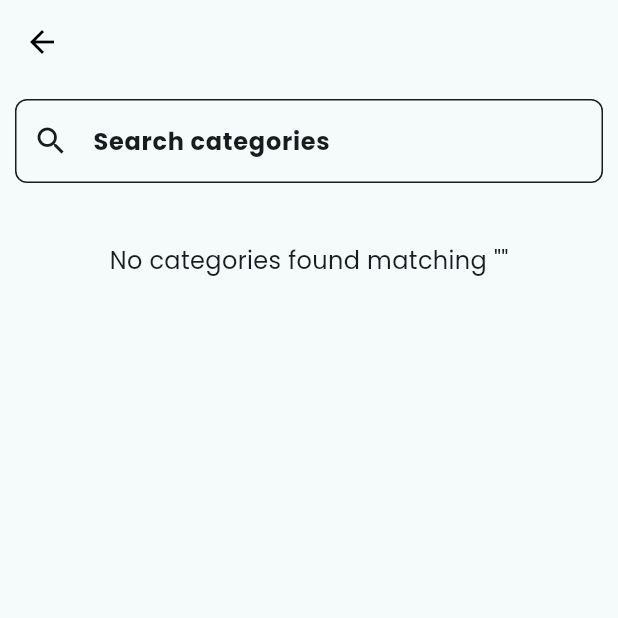
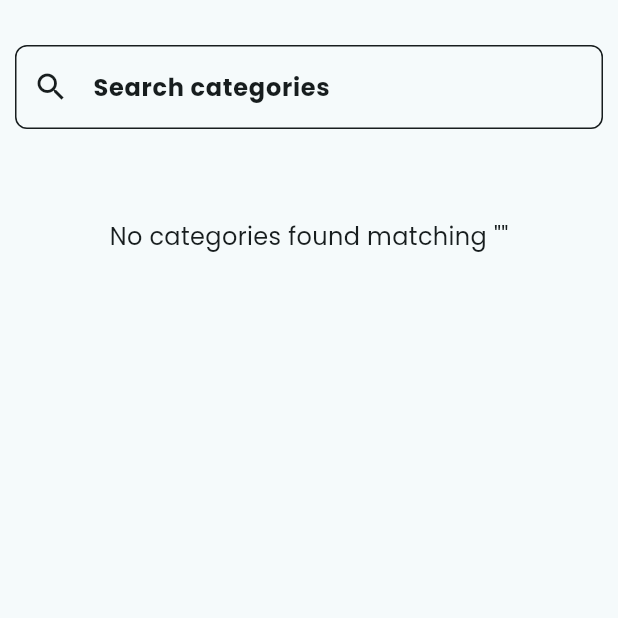
Before and after one commit to NimanthaSupun/healthcare, a Flutter app: the LibraryPage screen opened directly, on a phone screen of 412 x 824 dp, the top half of it. Run offline on Flutter 3.47's test engine with Material 3 defaults, Android fonts, the phone set to English and light mode, and no system bars; our stand-ins replace animate_do, cloud_firestore, firebase_auth, firebase_core, firebase_messaging, firebase_storage and 8 more; missing offline and left inert: google_mlkit_text_recognition; accounts and stored records are empty; network calls fail.

Commit message:
Update padding in search TextField on LibraryPage for improved layout

```diff
--- a/lib/pages/main_screens/library_page.dart
+++ b/lib/pages/main_screens/library_page.dart
@@ -75,13 +75,15 @@ class _LibraryPageState extends State<LibraryPage> {
   @override
   Widget build(BuildContext context) {
     return Scaffold(
-      appBar: AppBar(),
       body: SafeArea(
         child: SingleChildScrollView(
           child: Column(
             children: [
               Padding(
-                padding: const EdgeInsets.all(10),
+                padding: const EdgeInsets.symmetric(
+                  vertical: 30,
+                  horizontal: 10,
+                ),
                 child: TextField(
                   controller: _searchController,
                   decoration: InputDecoration(
```
